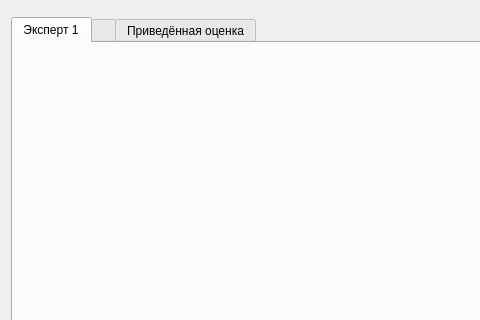
Above: app/propertytreeviewer.ui from AndreyMlashkin/ExpertReview before the change; both pictures show x 0 to 480 and y 0 to 320 of the 729 by 637 pixel window. Below: the same form after it.
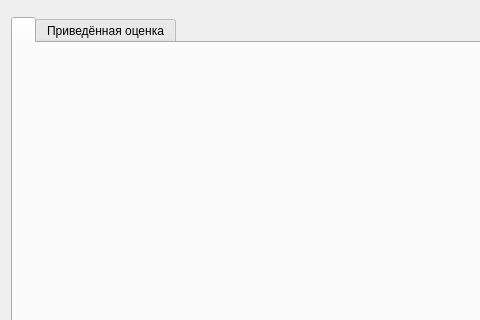
That is the form after the change. Icons and pictures are not drawn.

The edit to the form file:
```diff
--- a/app/propertytreeviewer.ui
+++ b/app/propertytreeviewer.ui
@@ -24,12 +24,6 @@
        <property name="currentIndex">
         <number>0</number>
        </property>
-       <widget class="QWidget" name="defaultTab">
-        <attribute name="title">
-         <string>Эксперт 1</string>
-        </attribute>
-        <layout class="QHBoxLayout" name="defaultLauout"/>
-       </widget>
        <widget class="QWidget" name="add">
         <attribute name="icon">
          <iconset resource="resources.qrc">
```
